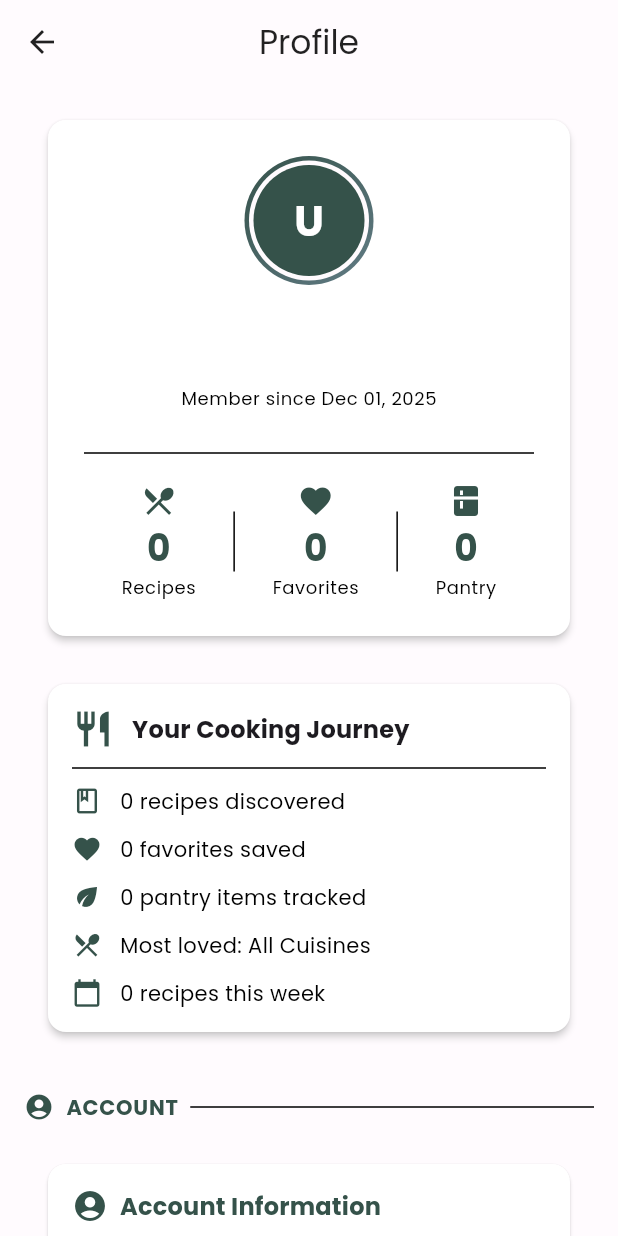
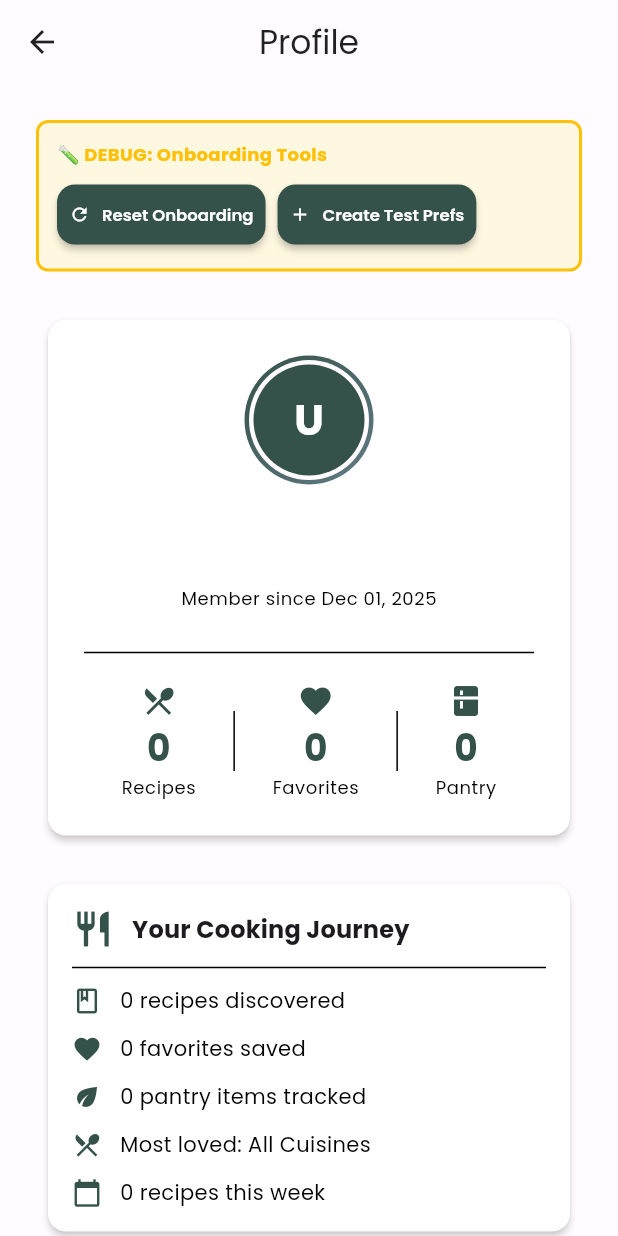
Before and after one commit to Berkay2002/tdde02, a Flutter app: the ProfileScreen screen opened directly, on a phone screen of 412 x 824 dp. Run offline on Flutter 3.47's test engine with Material 3 defaults, Android fonts, the phone set to English and light mode, and no system bars; our stand-ins replace camera, cloud_firestore, firebase_ai, firebase_auth, firebase_core, flutter_riverpod and 8 more; accounts and stored records are empty; generated files the repository leaves out were written again.

Commit message:
Working on onboarding

```diff
--- a/lib/features/profile/presentation/screens/profile_screen.dart
+++ b/lib/features/profile/presentation/screens/profile_screen.dart
@@ -2,6 +2,7 @@ import 'package:flutter/material.dart';
 import 'package:flutter_riverpod/flutter_riverpod.dart';
 import '../../../../shared/providers/app_state_provider.dart';
 import '../../../../shared/providers/theme_provider.dart';
+import '../../../../shared/widgets/onboarding_debug_panel.dart';
 import '../widgets/profile_header_card.dart';
 import '../widgets/cooking_stats_card.dart';
 import '../widgets/dietary_restrictions_card.dart';
@@ -28,6 +29,10 @@ class ProfileScreen extends ConsumerWidget {
       body: ListView(
         padding: const EdgeInsets.all(16),
         children: [
+          // Debug panel
+          const OnboardingDebugPanel(),
+          const SizedBox(height: 16),
+
           // Profile header with stats
           const ProfileHeaderCard(),
           const SizedBox(height: 16),
--- /dev/null
+++ b/lib/shared/widgets/onboarding_debug_panel.dart
@@ -0,0 +1,141 @@
+import 'package:flutter/material.dart';
+import 'package:flutter_riverpod/flutter_riverpod.dart';
+import '../../core/utils/debug_utils.dart';
+
+/// Debug panel for testing onboarding flow
+/// Only show this in debug builds or when a flag is enabled
+class OnboardingDebugPanel extends ConsumerStatefulWidget {
+  final bool isVisible;
+
+  const OnboardingDebugPanel({
+    super.key,
+    this.isVisible = true,
+  });
+
+  @override
+  ConsumerState<OnboardingDebugPanel> createState() =>
+      _OnboardingDebugPanelState();
+}
+
+class _OnboardingDebugPanelState extends ConsumerState<OnboardingDebugPanel> {
+  bool _isLoading = false;
+  String? _message;
+
+  @override
+  Widget build(BuildContext context) {
+    if (!widget.isVisible) return const SizedBox.shrink();
+
+    return Container(
+      margin: const EdgeInsets.all(8.0),
+      padding: const EdgeInsets.all(12.0),
+      decoration: BoxDecoration(
+        color: Colors.amber[50],
+        border: Border.all(color: Colors.amber, width: 2),
+        borderRadius: BorderRadius.circular(8),
+      ),
+      child: Column(
+        crossAxisAlignment: CrossAxisAlignment.start,
+        mainAxisSize: MainAxisSize.min,
+        children: [
+          const Text(
+            '🧪 DEBUG: Onboarding Tools',
+            style: TextStyle(
+              fontWeight: FontWeight.bold,
+              fontSize: 12,
+              color: Colors.amber,
+            ),
+          ),
+          const SizedBox(height: 8),
+          Wrap(
+            spacing: 8,
+            children: [
+              ElevatedButton.icon(
+                onPressed: _isLoading
+                    ? null
+                    : () async {
+                        setState(() {
+                          _isLoading = true;
+                          _message = null;
+                        });
+                        try {
+                          await DebugUtils.resetUserOnboarding(ref);
+                          setState(() {
+                            _message =
+                                '✅ Onboarding reset! Navigating to onboarding...';
+                          });
+                          // Give a moment for the message to show, then navigate
+                          await Future.delayed(const Duration(milliseconds: 300));
+                          if (context.mounted) {
+                            // Import Navigator to go back to login screen
+                            Navigator.of(context).pushNamedAndRemoveUntil(
+                              '/login',
+                              (route) => false,
+                            );
+                          }
+                        } catch (e) {
+                          setState(() {
+                            _message = '❌ Error: $e';
+                          });
+                        } finally {
+                          setState(() => _isLoading = false);
+                        }
+                      },
+                icon: const Icon(Icons.refresh, size: 14),
+                label: const Text(
+                  'Reset Onboarding',
+                  style: TextStyle(fontSize: 11),
+                ),
+                style: ElevatedButton.styleFrom(
+                  padding: const EdgeInsets.symmetric(
+                    horizontal: 8,
+                    vertical: 4,
+                  ),
+                ),
+              ),
+              ElevatedButton.icon(
+                onPressed: _isLoading
+                    ? null
+                    : () async {
+                        setState(() {
+                          _isLoading = true;
+                          _message = null;
+                        });
+                        try {
+                          await DebugUtils.createTestUserPreferences(ref);
+                          setState(() {
+                            _message = '✅ Test preferences created!';
+                          });
+                        } catch (e) {
+                          setState(() {
+                            _message = '❌ Error: $e';
+                          });
+                        } finally {
+                          setState(() => _isLoading = false);
+                        }
+                      },
+                icon: const Icon(Icons.add, size: 14),
+                label: const Text(
+                  'Create Test Prefs',
+                  style: TextStyle(fontSize: 11),
+                ),
+                style: ElevatedButton.styleFrom(
+                  padding: const EdgeInsets.symmetric(
+                    horizontal: 8,
+                    vertical: 4,
+                  ),
+                ),
+              ),
+            ],
+          ),
+          if (_message != null) ...[
+            const SizedBox(height: 8),
+            Text(
+              _message!,
+              style: const TextStyle(fontSize: 11),
+            ),
+          ],
+        ],
+      ),
+    );
+  }
+}
```
Also changed, not shown: lib/core/utils/debug_utils.dart (added, +78 -0 lines).
